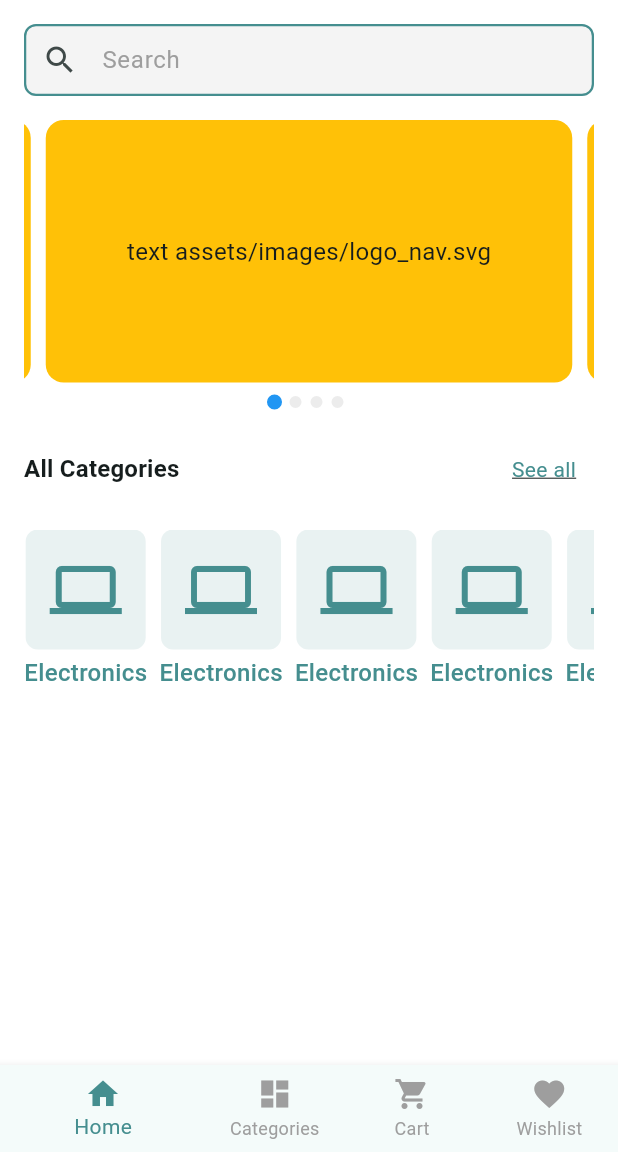
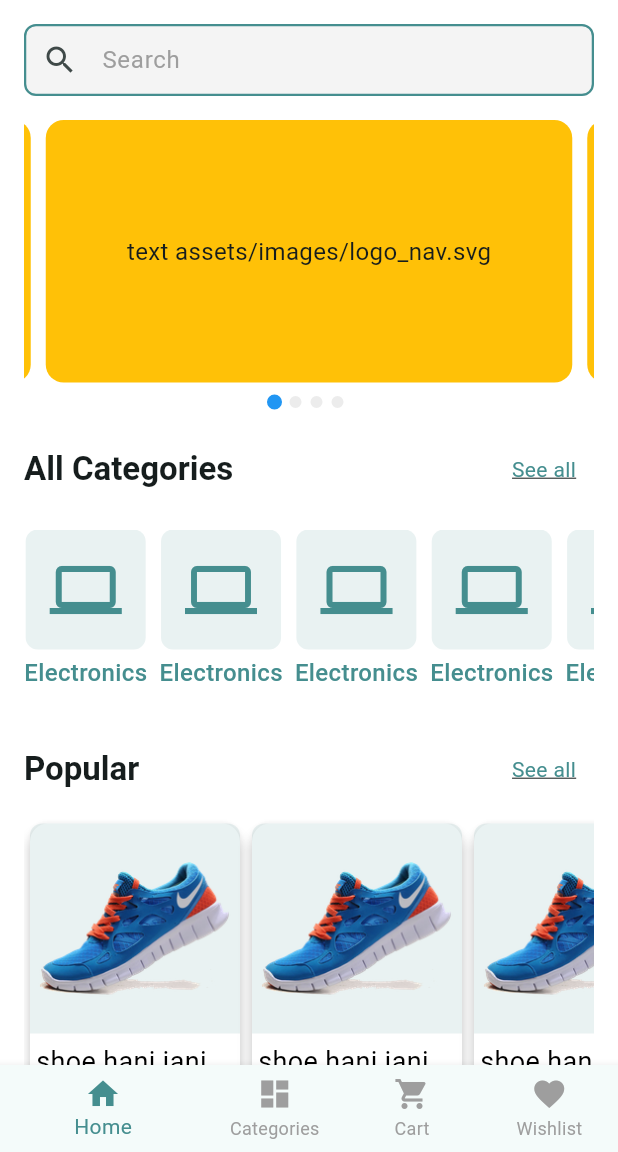
Before and after one commit to sanahid120/CraftyBay, a Flutter app: the screen it shows after launch, on a phone screen of 412 x 824 dp, the part 84-1236 px from its top. Run offline on Flutter 3.47's test engine with Material 3 defaults, Android fonts, the phone set to English and light mode, and no system bars; drawn by our look-alikes of carousel_slider; our stand-ins replace email_validator, flutter_svg, pin_code_fields; generated files the repository leaves out were written again.

Commit message:
Complete Homempage Done

```diff
--- /dev/null
+++ b/lib/app/constants.dart
@@ -0,0 +1,3 @@
+class Constants {
+  static const String takaSing = "৳";
+}
--- a/lib/features/home/presentation/screens/homescreen.dart
+++ b/lib/features/home/presentation/screens/homescreen.dart
@@ -1,11 +1,11 @@
-import 'package:craftybay/app/app_colors.dart';
 import 'package:craftybay/app/app_paths.dart';
-import 'package:craftybay/shared/presentation/widgets/category_card.dart';
-import 'package:craftybay/features/home/presentation/widgets/home_carousel_slider.dart';
 import 'package:flutter/material.dart';
 import 'package:flutter_svg/flutter_svg.dart';
 
 import '../widgets/appbar_widget.dart';
+import '../widgets/home_carousel_slider.dart';
+import '../widgets/home_category_list.dart';
+import '../widgets/horizontal_product_list_view.dart';
 import '../widgets/product_search_bar.dart';
 import '../widgets/section_header.dart';
 
@@ -37,37 +37,29 @@ class _HomeScreenState extends State<HomeScreen> {
           child: Column(
             children: [
               const SizedBox(height: 16),
-
               ProductSearchBar(),
-
               const SizedBox(height: 16),
-
               HomeCarouselSlider(),
-
               const SizedBox(height: 16),
-
               SectionHeader(name: "All Categories", onTapSeeAll: () {}),
-
               const SizedBox(height: 16),
-
-              _buildCategoryList(),
+              HomeCategoryList(),
+              const SizedBox(height: 16),
+              SectionHeader(name: "Popular", onTapSeeAll: () {}),
+              const SizedBox(height: 8),
+              HorizontalProductListView(),
+              const SizedBox(height: 16),
+              SectionHeader(name: "Special", onTapSeeAll: () {}),
+              const SizedBox(height: 8),
+              HorizontalProductListView(),
+              const SizedBox(height: 16),
+              SectionHeader(name: "New", onTapSeeAll: () {}),
+              const SizedBox(height: 8),
+              HorizontalProductListView(),
             ],
           ),
         ),
       ),
     );
   }
-
-  Widget _buildCategoryList() {
-    return SizedBox(
-      height: 120,
-      child: ListView.separated(
-        scrollDirection: .horizontal,
-        shrinkWrap: true,
-        itemBuilder: (context, index) => CategoryCard(),
-        separatorBuilder: (_, _) => SizedBox(width: 8),
-        itemCount: 10,
-      ),
-    );
-  }
 }
--- /dev/null
+++ b/lib/features/home/presentation/widgets/home_category_list.dart
@@ -0,0 +1,24 @@
+
+import 'package:flutter/material.dart';
+
+import '../../../../shared/presentation/widgets/category_card.dart';
+
+class HomeCategoryList extends StatelessWidget {
+  const HomeCategoryList({
+    super.key,
+  });
+
+  @override
+  Widget build(BuildContext context) {
+    return SizedBox(
+      height: 120,
+      child: ListView.separated(
+        scrollDirection: .horizontal,
+        shrinkWrap: true,
+        itemBuilder: (context, index) => CategoryCard(),
+        separatorBuilder: (_, _) => SizedBox(width: 8),
+        itemCount: 10,
+      ),
+    );
+  }
+}
--- /dev/null
+++ b/lib/features/home/presentation/widgets/horizontal_product_list_view.dart
@@ -0,0 +1,23 @@
+import 'package:flutter/material.dart';
+
+import '../../../../shared/presentation/widgets/product_card.dart';
+
+
+class HorizontalProductListView extends StatelessWidget {
+  const HorizontalProductListView({
+    super.key,
+  });
+
+  @override
+  Widget build(BuildContext context) {
+    return SizedBox(
+      height: 225,
+      child: ListView.builder(
+        scrollDirection: .horizontal,
+        shrinkWrap: true,
+        itemCount: 10,
+        itemBuilder: (context, index) => ProductCard(),
+      ),
+    );
+  }
+}
--- a/lib/features/home/presentation/widgets/section_header.dart
+++ b/lib/features/home/presentation/widgets/section_header.dart
@@ -20,7 +20,7 @@ class SectionHeader extends StatelessWidget {
           name,
           style: TextTheme.of(
             context,
-          ).titleMedium?.copyWith(fontWeight: FontWeight.bold),
+          ).titleLarge?.copyWith(fontWeight: FontWeight.bold),
         ),
         TextButton(
           onPressed: onTapSeeAll,
--- /dev/null
+++ b/lib/shared/presentation/widgets/product_card.dart
@@ -0,0 +1,94 @@
+
+import 'package:flutter/material.dart';
+
+import '../../../app/app_colors.dart';
+import '../../../app/app_paths.dart';
+import '../../../app/constants.dart';
+
+class ProductCard extends StatelessWidget {
+  const ProductCard({
+    super.key,
+  });
+
+  @override
+  Widget build(BuildContext context) {
+    return Card(
+      elevation: 4,
+      color: Colors.white,
+
+      child: SizedBox(
+        width: 140,
+        child: Column(
+          spacing: 2,
+          children: [
+            Container(
+              width: 140,
+              height: 140,
+              padding: .all(4),
+
+              decoration: BoxDecoration(
+                borderRadius: BorderRadius.only(
+                  topLeft: Radius.circular(8),
+                  topRight: Radius.circular(8),
+                ),
+                color: AppColors.themeColor.withAlpha(30),
+              ),
+              child: Image.asset(
+                AssetPaths.shoeImage,
+                fit: .scaleDown,
+              ),
+            ),
+
+            Padding(
+              padding: const EdgeInsets.all(4.0),
+              child: Text(
+                'shoe hani jani me name',
+                maxLines: 1,
+                overflow: TextOverflow.ellipsis,
+                style: TextStyle(fontSize: 18, color: Colors.black),
+              ),
+            ),
+            Padding(
+              padding: const EdgeInsets.symmetric(horizontal: 4.0),
+              child: Row(
+                mainAxisAlignment: MainAxisAlignment.spaceBetween,
+                children: [
+                  Text(
+                    '${Constants.takaSing}120',
+                    style: TextTheme.of(context).titleSmall?.copyWith(
+                      color: AppColors.themeColor,
+                    ),
+                  ),
+                  Wrap(
+                    crossAxisAlignment: .center,
+                    children: [
+                      Icon(Icons.star, color: Colors.amber, size: 18),
+                      Text(
+                        '4.5',
+                        style: TextTheme.of(context).bodySmall
+                            ?.copyWith(color: AppColors.themeColor),
+                      ),
+                    ],
+                  ),
+                  Container(
+                    padding: .all(2),
+                    decoration: BoxDecoration(
+                      color: AppColors.themeColor,
+                      borderRadius: .circular(4),
+                    ),
+                    child: Icon(
+                      Icons.favorite,
+                      color: Colors.white,
+                      size: 16,
+                    ),
+                  ),
+                ],
+              ),
+            ),
+            const SizedBox(height: 4),
+          ],
+        ),
+      ),
+    );
+  }
+}
```
Also changed, not shown: lib/features/home/presentation/widgets/home_carousel_slider.dart (+8 -8 lines).
